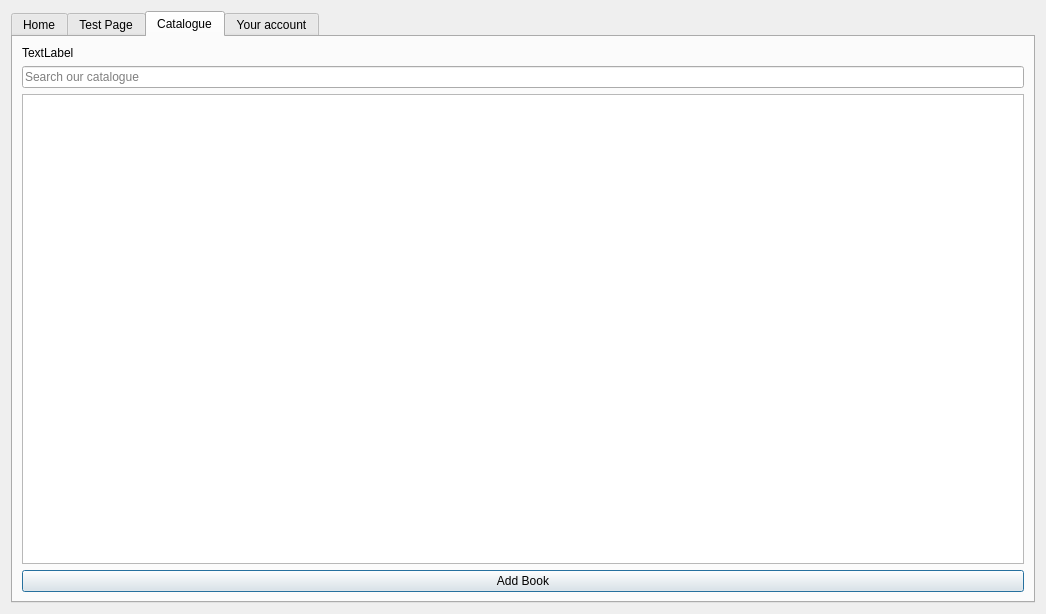
Qt form NewWindowChur/catalogue.ui (jandrealyn/LibraryQtSystem) before a commit.
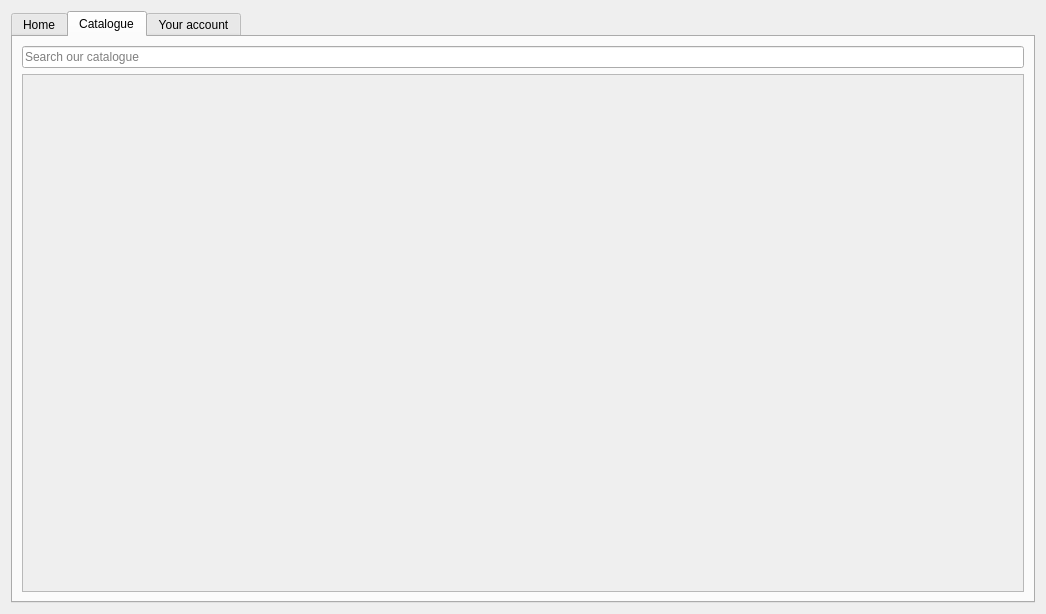
The same form after that commit. The open tabs and pages were chosen to show the change. Icons and pictures are not drawn.

Commit message: made new catalogue the default catalogue

Patch:
```diff
--- a/NewWindowChur/catalogue.ui
+++ b/NewWindowChur/catalogue.ui
@@ -68,11 +68,11 @@
      </widget>
      <widget class="QWidget" name="Test">
       <attribute name="title">
-       <string>Test Page</string>
+       <string>Catalogue</string>
       </attribute>
       <layout class="QVBoxLayout" name="verticalLayout">
        <item>
-        <widget class="QLineEdit" name="lineEdit">
+        <widget class="QLineEdit" name="searchBar">
          <property name="placeholderText">
           <string>Search our catalogue</string>
          </property>
@@ -100,49 +100,6 @@
        </item>
       </layout>
      </widget>
-     <widget class="QWidget" name="Catalogue">
-      <attribute name="title">
-       <string>Catalogue</string>
-      </attribute>
-      <layout class="QGridLayout" name="gridLayout_2">
-       <item row="0" column="0">
-        <widget class="QLabel" name="yoobeeLogo">
-         <property name="text">
-          <string>TextLabel</string>
-         </property>
-        </widget>
-       </item>
-       <item row="2" column="0">
-        <widget class="QTableWidget" name="bookCatalogue">
-         <property name="font">
-          <font>
-           <pointsize>8</pointsize>
-          </font>
-         </property>
-         <property name="styleSheet">
-          <string notr="true"/>
-         </property>
-        </widget>
-       </item>
-       <item row="1" column="0">
-        <widget class="QLineEdit" name="searchBar">
-         <property name="text">
-          <string/>
-         </property>
-         <property name="placeholderText">
-          <string>Search our catalogue</string>
-         </property>
-        </widget>
-       </item>
-       <item row="3" column="0">
-        <widget class="QPushButton" name="addBook">
-         <property name="text">
-          <string>Add Book</string>
-         </property>
-        </widget>
-       </item>
-      </layout>
-     </widget>
      <widget class="QWidget" name="Account">
       <attribute name="title">
        <string>Your account</string>
```
Left out of the diff: 3 changed lines with no effect on the pictures. The commit also changes 6 other files.
